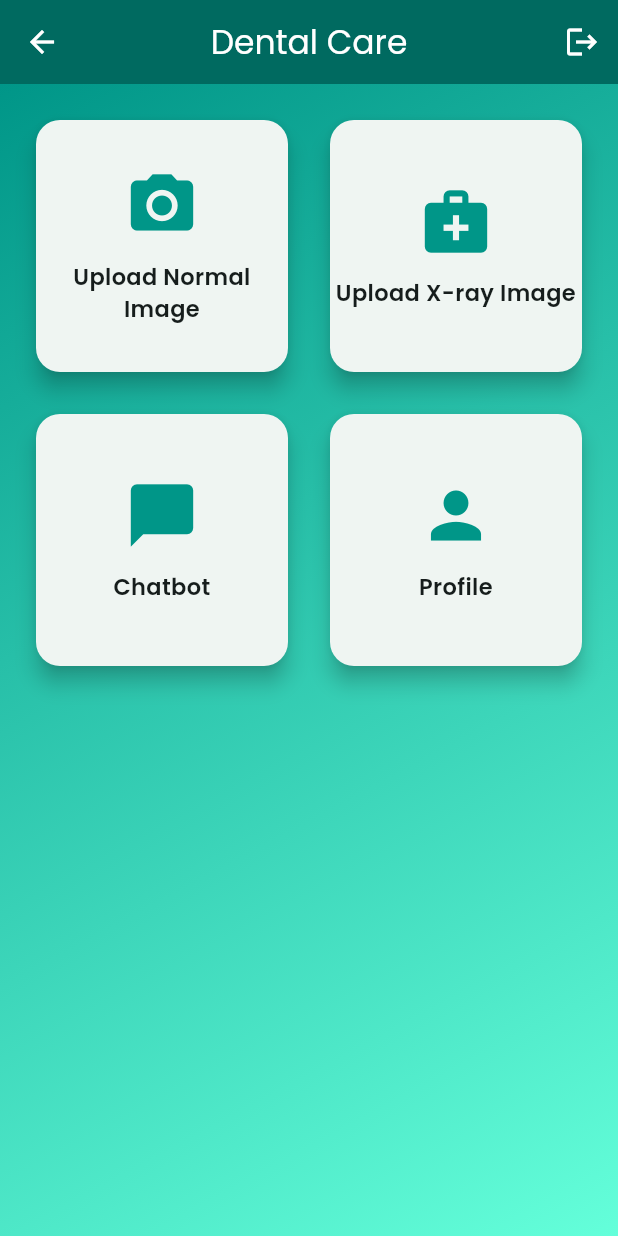
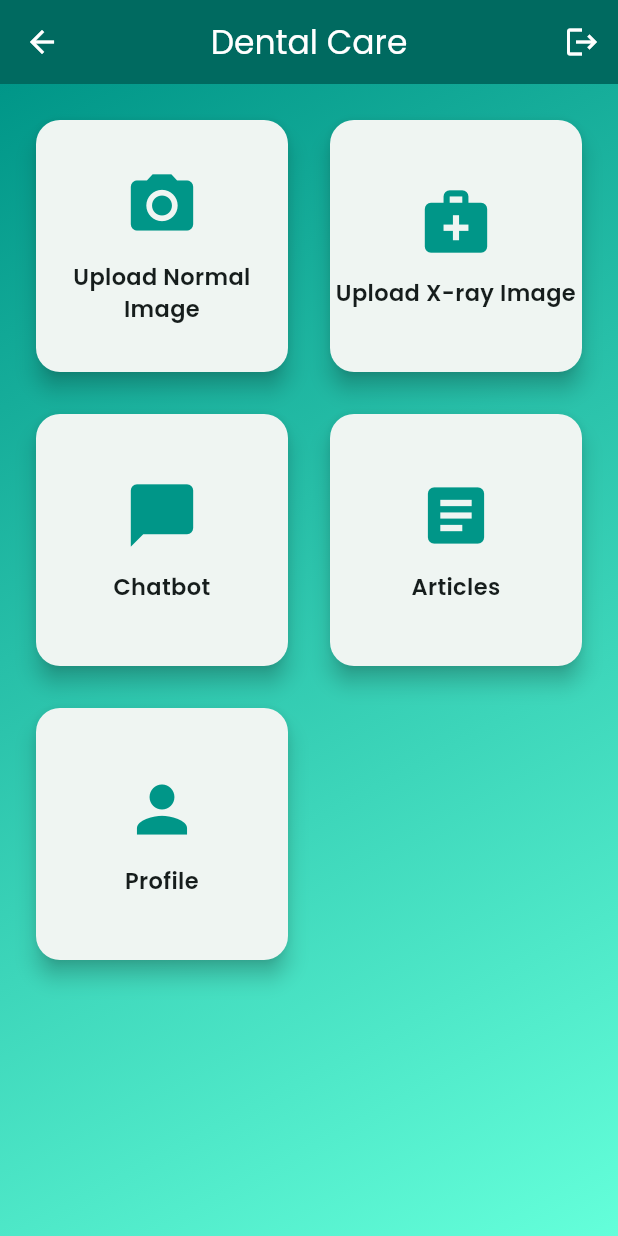
Before and after one commit to haripatel07/Digital-Dental-Screening-and-Consultation-System, a Flutter app: the HomeScreen screen opened by its route, on a phone screen of 412 x 824 dp. Run offline on Flutter 3.47's test engine with Material 3 defaults, Android fonts, the phone set to English and light mode, and no system bars; our stand-ins replace flutter_secure_storage, geocoding, geolocator, google_fonts, image_picker; accounts and stored records are empty.

Commit message:
Added article screen icon

```diff
--- a/MobileApp/dental_care/lib/screens/home_screen.dart
+++ b/MobileApp/dental_care/lib/screens/home_screen.dart
@@ -9,6 +9,7 @@ class HomeScreen extends StatelessWidget {
       ('Upload Normal Image', Icons.camera_alt, '/upload_normal'),
       ('Upload X-ray Image', Icons.medical_services, '/upload_xray'),
       ('Chatbot', Icons.chat_bubble, '/chatbot'),
+      ('Articles', Icons.article, '/articles'),
       ('Profile', Icons.person, '/profile'),
     ];
 
```
